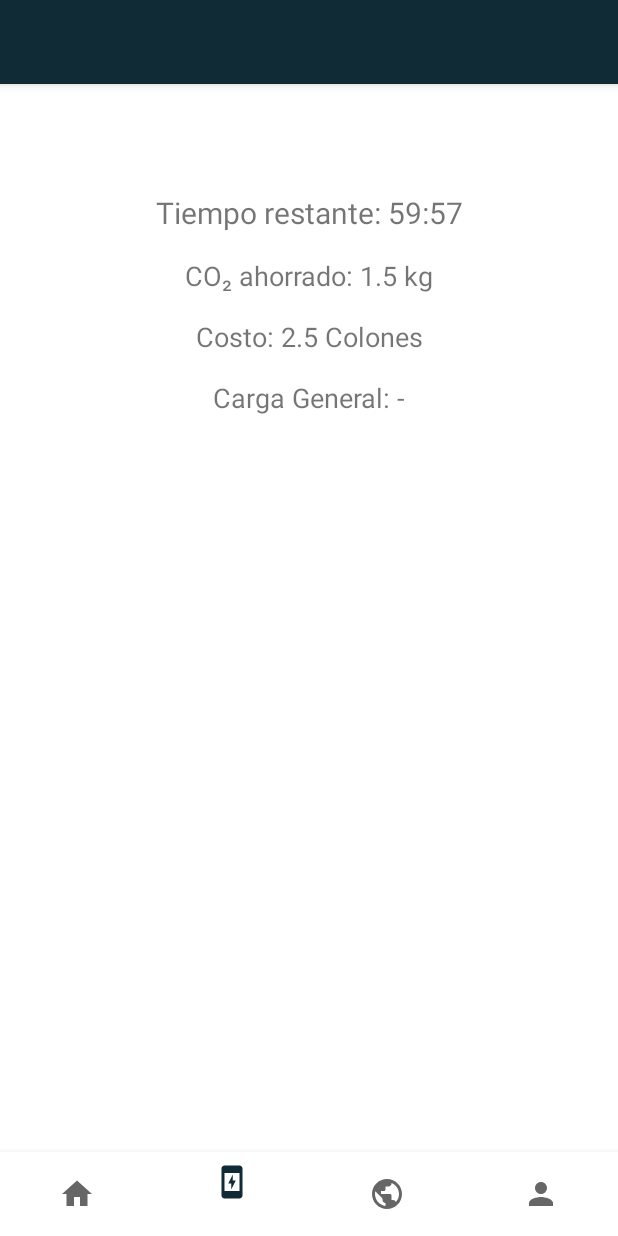
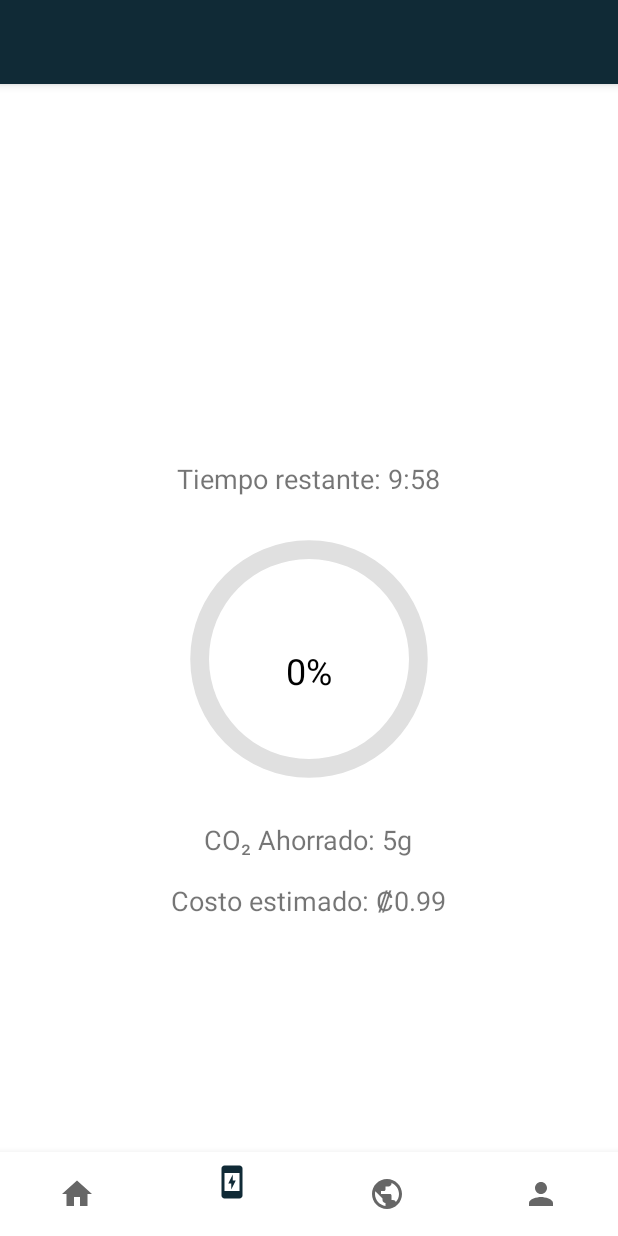
Before and after one commit to elanezon/taller-integrador, an Android app: the CargaFragment screen opened through its navigation route, on a phone screen of 412 x 824 dp. Run offline under Robolectric (Android 15) with nearby library versions, the phone set to English and light mode, and no system bars; our stand-ins replace Firebase (no records; nobody signed in at launch, a user with empty details on screens opened directly), navigation-ui.

Commit message:
Impolementacion visual de fragmento carga

```diff
--- a/EV3/app/src/main/java/com/example/ev3/ui/carga/CargaFragment.kt
+++ b/EV3/app/src/main/java/com/example/ev3/ui/carga/CargaFragment.kt
@@ -13,42 +13,35 @@ class CargaFragment : Fragment() {
 
     private var _binding: FragmentCargaBinding? = null
     private val binding get() = _binding!!
-
     private lateinit var cargaViewModel: CargaViewModel
 
     override fun onCreateView(
-        inflater: LayoutInflater,
-        container: ViewGroup?,
+        inflater: LayoutInflater, container: ViewGroup?,
         savedInstanceState: Bundle?
     ): View {
-        cargaViewModel = ViewModelProvider(this)[CargaViewModel::class.java]
+        _binding = FragmentCargaBinding.inflate(inflater, container, false)
+        cargaViewModel = ViewModelProvider(this).get(CargaViewModel::class.java)
 
-        _binding = FragmentCargaBinding.inflate(inflater, container, false)
-        val root: View = binding.root
-
-        // Referencias a los TextViews en el layout
-        val timerTextView: TextView = binding.timerTextView
-        val co2AhorroTextView: TextView = binding.co2AhorroTextView
-        val costoTextView: TextView = binding.costoTextView
-
-        // Observar los cambios en el tiempo restante
-        cargaViewModel.tiempoRestante.observe(viewLifecycleOwner) { tiempoRestante ->
-            val minutos = tiempoRestante / 60
-            val segundos = tiempoRestante % 60
-            timerTextView.text = "Tiempo restante: $minutos:$segundos"
+        // Observa el tiempo restante y actualiza la UI
+        cargaViewModel.tiempoRestante.observe(viewLifecycleOwner) { tiempo ->
+            val porcentaje = ((600 - tiempo) / 600.0 * 100).toInt() // Calcula el porcentaje de progreso
+            binding.progressBar.progress = porcentaje
+            binding.percentageTextView.text = "$porcentaje%" // Actualiza el porcentaje mostrado en el centro
+            binding.timeRemainingTextView.text = "Tiempo restante: ${tiempo / 60}:${tiempo % 60}"
         }
 
-        // Observar los cambios en el ahorro de CO₂
-        cargaViewModel.co2Ahorro.observe(viewLifecycleOwner) { co2Ahorro ->
-            co2AhorroTextView.text = "CO₂ ahorrado: $co2Ahorro kg"
+
+        // Observa el ahorro de CO₂ y actualiza la UI
+        cargaViewModel.ahorroCO2.observe(viewLifecycleOwner) { co2 ->
+            binding.co2SavingsTextView.text = "CO₂ Ahorrado: ${co2}g"
         }
 
-        // Observar los cambios en el costo
-        cargaViewModel.costo.observe(viewLifecycleOwner) { costo ->
-            costoTextView.text = "Costo: $costo Colones"
+        // Observa el costo estimado y actualiza la UI
+        cargaViewModel.costoCarga.observe(viewLifecycleOwner) { costo ->
+            binding.costTextView.text = "Costo estimado: ₡${String.format("%.2f", costo)}"
         }
 
-        return root
+        return binding.root
     }
 
     override fun onDestroyView() {
--- a/EV3/app/src/main/java/com/example/ev3/ui/carga/CargaViewModel.kt
+++ b/EV3/app/src/main/java/com/example/ev3/ui/carga/CargaViewModel.kt
@@ -1,5 +1,8 @@
 package com.example.ev3.ui.carga
 
+import android.os.CountDownTimer
+import android.os.Handler
+import android.os.Looper
 import androidx.lifecycle.LiveData
 import androidx.lifecycle.MutableLiveData
 import androidx.lifecycle.ViewModel
@@ -7,41 +10,50 @@ import kotlin.concurrent.timer
 
 class CargaViewModel : ViewModel() {
 
-    // LiveData para el tiempo restante
     private val _tiempoRestante = MutableLiveData<Int>()
     val tiempoRestante: LiveData<Int> get() = _tiempoRestante
 
-    // LiveData para el ahorro de CO₂
-    private val _co2Ahorro = MutableLiveData<Double>()
-    val co2Ahorro: LiveData<Double> get() = _co2Ahorro
+    private val _ahorroCO2 = MutableLiveData<Int>()
+    val ahorroCO2: LiveData<Int> get() = _ahorroCO2
 
-    // LiveData para el costo
-    private val _costo = MutableLiveData<Double>()
-    val costo: LiveData<Double> get() = _costo
+    private val _costoCarga = MutableLiveData<Double>()
+    val costoCarga: LiveData<Double> get() = _costoCarga
 
-    private var tiempoInicial: Int = 3600 // 1 hora en segundos
+    private var tiempoInicial = 600 // Tiempo de carga en segundos (10 minutos)
+    private val ahorroCO2PorMinuto = 150 // CO₂ ahorrado por minuto en gramos
+    private val tarifaElectricidadPorKWh = 90.0 // Tarifa en colones por kWh
+    private val consumoKWhPorMinuto = 0.33 // Consumo estimado en kWh por minuto
 
-    init {
-        iniciarTemporizador()
-        actualizarCalculos()
-    }
+    private val countDownTimer = object : CountDownTimer(tiempoInicial * 1000L, 1000) {
+        override fun onTick(millisUntilFinished: Long) {
+            val tiempoRestante = (millisUntilFinished / 1000).toInt()
+            _tiempoRestante.value = tiempoRestante
+            calcularAhorroYCosto(tiempoRestante)
+        }
 
-    private fun iniciarTemporizador() {
-        // Configura un temporizador que actualiza el tiempo restante cada segundo
-        _tiempoRestante.value = tiempoInicial
-        val timer = timer(period = 1000) {
-            val tiempoActual = _tiempoRestante.value ?: tiempoInicial
-            if (tiempoActual > 0) {
-                _tiempoRestante.postValue(tiempoActual - 1)
-            } else {
-                cancel() // Detener el temporizador cuando llegue a 0
-            }
+        override fun onFinish() {
+            _tiempoRestante.value = 0
+            _ahorroCO2.value = (tiempoInicial / 60.0 * ahorroCO2PorMinuto).toInt()
+            _costoCarga.value = (tiempoInicial / 60.0 * consumoKWhPorMinuto * tarifaElectricidadPorKWh)
         }
     }
 
-    private fun actualizarCalculos() {
-        // Lógica simplificada para calcular el ahorro de CO₂ y el costo
-        _co2Ahorro.value = 1.5 // Ahorro de CO₂ simulado
-        _costo.value = 2.50 // Costo simulado en USD
+    init {
+        // Inicializar valores
+        _tiempoRestante.value = tiempoInicial
+        _ahorroCO2.value = 0
+        _costoCarga.value = 0.0
+        countDownTimer.start()
+    }
+
+    private fun calcularAhorroYCosto(tiempoRestante: Int) {
+        val minutosTranscurridos = (tiempoInicial - tiempoRestante) / 60.0
+        _ahorroCO2.value = (minutosTranscurridos * ahorroCO2PorMinuto).toInt()
+        _costoCarga.value = minutosTranscurridos * consumoKWhPorMinuto * tarifaElectricidadPorKWh
+    }
+
+    override fun onCleared() {
+        super.onCleared()
+        countDownTimer.cancel() // Detiene el temporizador si se destruye el ViewModel
     }
 }
--- /dev/null
+++ b/EV3/app/src/main/res/drawable/circular_progress_bar.xml
@@ -0,0 +1,24 @@
+<?xml version="1.0" encoding="utf-8"?>
+<layer-list xmlns:android="http://schemas.android.com/apk/res/android">
+
+    <!-- Fondo de la barra de progreso -->
+    <item android:id="@android:id/background">
+        <shape android:shape="ring"
+            android:innerRadiusRatio="3"
+            android:thicknessRatio="16"
+            android:useLevel="false">
+            <solid android:color="#E0E0E0"/> <!-- Color del fondo de la barra -->
+        </shape>
+    </item>
+
+    <!-- Progreso de la barra -->
+    <item android:id="@android:id/progress">
+        <shape android:shape="ring"
+            android:innerRadiusRatio="3"
+            android:thicknessRatio="16"
+            android:useLevel="true">
+            <solid android:color="#3F51B5"/> <!-- Color del progreso -->
+        </shape>
+    </item>
+
+</layer-list>
--- a/EV3/app/src/main/res/layout/fragment_carga.xml
+++ b/EV3/app/src/main/res/layout/fragment_carga.xml
@@ -1,58 +1,67 @@
-<?xml version="1.0" encoding="utf-8"?>
-<androidx.constraintlayout.widget.ConstraintLayout xmlns:android="http://schemas.android.com/apk/res/android"
-    xmlns:app="http://schemas.android.com/apk/res-auto"
-    xmlns:tools="http://schemas.android.com/tools"
+<LinearLayout
+    xmlns:android="http://schemas.android.com/apk/res/android"
     android:layout_width="match_parent"
     android:layout_height="match_parent"
-    tools:context=".ui.carga.CargaFragment">
+    android:orientation="vertical"
+    android:gravity="center"
+    android:padding="16dp">
 
-    <!-- Timer de carga -->
+    <!-- TextView para mostrar el tiempo restante de carga -->
     <TextView
-        android:id="@+id/timerTextView"
+        android:id="@+id/timeRemainingTextView"
         android:layout_width="wrap_content"
         android:layout_height="wrap_content"
-        android:text="Tiempo de carga: 00:00"
-        android:textSize="20sp"
-        android:textAlignment="center"
-        app:layout_constraintTop_toTopOf="parent"
-        app:layout_constraintStart_toStartOf="parent"
-        app:layout_constraintEnd_toEndOf="parent"
-        android:layout_marginTop="16dp"/>
+        android:text="Tiempo restante: 10:00"
+        android:textSize="18sp"
+        android:layout_gravity="center_horizontal"
+        android:paddingBottom="16dp"/>
 
-    <!-- Ahorro de CO2 -->
+    <!-- Contenedor para el ProgressBar y el porcentaje centrado -->
+    <RelativeLayout
+        android:layout_width="200dp"
+        android:layout_height="200dp"
+        android:layout_gravity="center_horizontal"
+        android:paddingBottom="16dp">
+
+        <!-- Barra de progreso circular grande -->
+        <ProgressBar
+            android:id="@+id/progressBar"
+            style="?android:attr/progressBarStyleHorizontal"
+            android:layout_width="200dp"
+            android:layout_height="200dp"
+            android:max="100"
+            android:progress="0"
+            android:indeterminate="false"
+            android:progressDrawable="@drawable/circular_progress_bar"/>
+
+        <!-- TextView para mostrar el porcentaje en el centro de la barra de progreso -->
+        <TextView
+            android:id="@+id/percentageTextView"
+            android:layout_width="wrap_content"
+            android:layout_height="wrap_content"
+            android:layout_centerInParent="true"
+            android:text="0%"
+            android:textSize="24sp"
+            android:textColor="@android:color/black"/>
+    </RelativeLayout>
+
+    <!-- TextView para mostrar el ahorro de CO₂ -->
     <TextView
-        android:id="@+id/co2AhorroTextView"
+        android:id="@+id/co2SavingsTextView"
         android:layout_width="wrap_content"
         android:layout_height="wrap_content"
-        android:text="CO2 ahorrado: 0 kg"
+        android:text="CO₂ Ahorrado: 0g"
         android:textSize="18sp"
-        app:layout_constraintTop_toBottomOf="@id/timerTextView"
-        app:layout_constraintStart_toStartOf="parent"
-        app:layout_constraintEnd_toEndOf="parent"
-        android:layout_marginTop="16dp"/>
+        android:layout_gravity="center_horizontal"
+        android:paddingBottom="16dp"/>
 
-    <!-- Costo por hora -->
+    <!-- TextView para mostrar el costo estimado de la carga -->
     <TextView
-        android:id="@+id/costoTextView"
+        android:id="@+id/costTextView"
         android:layout_width="wrap_content"
         android:layout_height="wrap_content"
-        android:text="Costo por hora: 0.00 Colones"
+        android:text="Costo estimado: ₡0.00"
         android:textSize="18sp"
-        app:layout_constraintTop_toBottomOf="@id/co2AhorroTextView"
-        app:layout_constraintStart_toStartOf="parent"
-        app:layout_constraintEnd_toEndOf="parent"
-        android:layout_marginTop="16dp"/>
-
-    <!-- Información general de carga -->
-    <TextView
-        android:id="@+id/cargaGeneralTextView"
-        android:layout_width="wrap_content"
-        android:layout_height="wrap_content"
-        android:text="Carga General: -"
-        android:textSize="18sp"
-        app:layout_constraintTop_toBottomOf="@id/costoTextView"
-        app:layout_constraintStart_toStartOf="parent"
-        app:layout_constraintEnd_toEndOf="parent"
-        android:layout_marginTop="16dp"/>
-
-</androidx.constraintlayout.widget.ConstraintLayout>
+        android:layout_gravity="center_horizontal"
+        android:paddingBottom="16dp"/>
+</LinearLayout>
```
